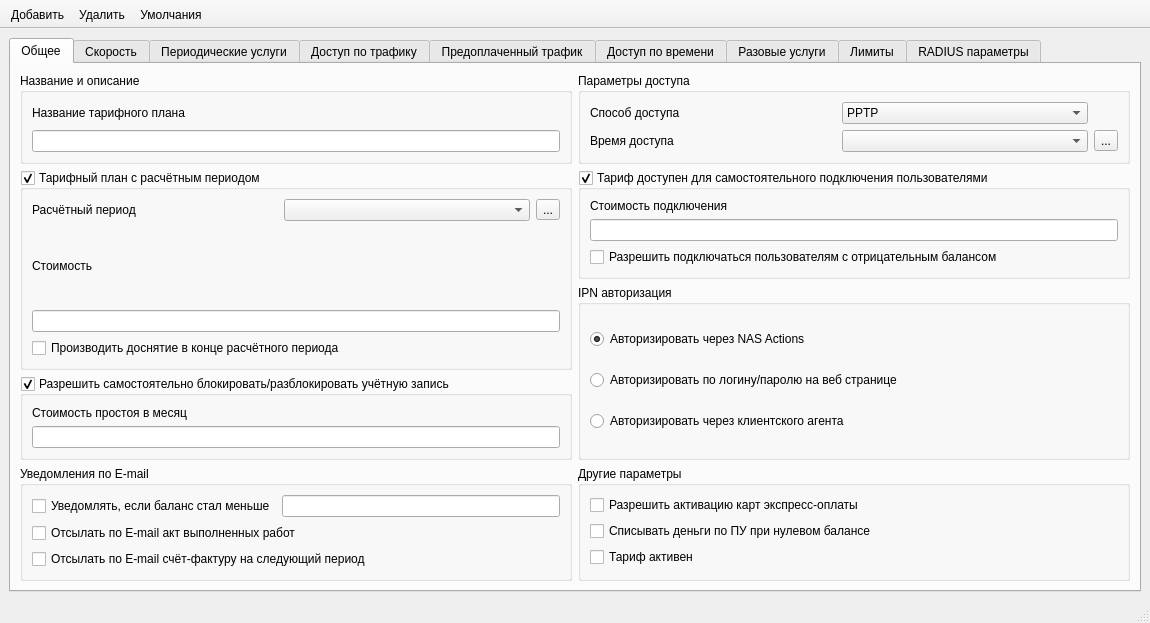
Before: the Qt Designer form mdi/forms/tp_concept.ui in brat002/ExpertBilling, drawn with Qt 5.
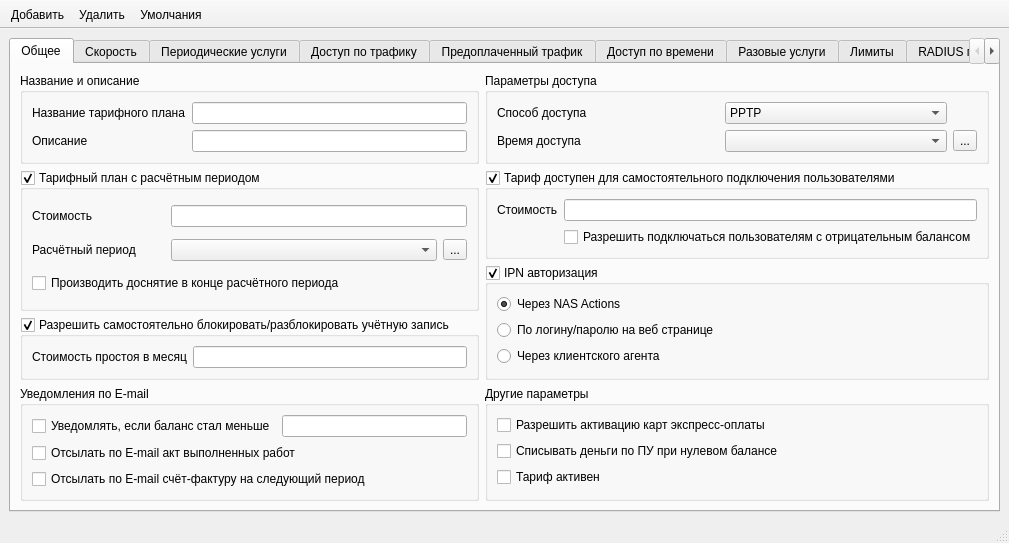
After: the same form once the commit is applied. The open tabs and pages were chosen to show the change. Icons and pictures are not drawn.

Diff of the .ui file:
```diff
--- a/mdi/forms/tp_concept.ui
+++ b/mdi/forms/tp_concept.ui
@@ -5,8 +5,8 @@
    <rect>
     <x>0</x>
     <y>0</y>
-    <width>1150</width>
-    <height>623</height>
+    <width>925</width>
+    <height>501</height>
    </rect>
   </property>
   <property name="windowTitle" >
@@ -19,8 +19,8 @@
    </size>
   </property>
   <widget class="QWidget" name="centralwidget" >
-   <layout class="QGridLayout" name="gridLayout" >
-    <item row="0" column="1" >
+   <layout class="QGridLayout" name="gridLayout_15" >
+    <item row="0" column="0" >
      <widget class="QTabWidget" name="tabWidget" >
       <property name="currentIndex" >
        <number>7</number>
@@ -35,21 +35,31 @@
           <property name="title" >
            <string>Название и описание</string>
           </property>
-          <layout class="QVBoxLayout" name="verticalLayout_3" >
-           <item>
+          <layout class="QGridLayout" name="gridLayout" >
+           <item row="0" column="0" >
             <widget class="QLabel" name="tarif_name_label" >
              <property name="text" >
               <string>Название тарифного плана</string>
              </property>
             </widget>
            </item>
-           <item>
+           <item row="0" column="1" >
             <widget class="QLineEdit" name="tarif_name_edit" />
            </item>
+           <item row="1" column="0" >
+            <widget class="QLabel" name="label_4" >
+             <property name="text" >
+              <string>Описание</string>
+             </property>
+            </widget>
+           </item>
+           <item row="1" column="1" >
+            <widget class="QLineEdit" name="lineEdit_4" />
+           </item>
           </layout>
          </widget>
         </item>
-        <item row="0" column="1" >
+        <item row="0" column="2" >
          <widget class="QGroupBox" name="groupBox_3" >
           <property name="maximumSize" >
            <size>
@@ -125,33 +135,33 @@
           </property>
           <layout class="QGridLayout" name="gridLayout_13" >
            <item row="0" column="0" >
+            <widget class="QLabel" name="label_3" >
+             <property name="text" >
+              <string>Стоимость</string>
+             </property>
+            </widget>
+           </item>
+           <item row="0" column="1" colspan="3" >
+            <widget class="QLineEdit" name="tarif_cost_edit_3" />
+           </item>
+           <item row="1" column="0" >
             <widget class="QLabel" name="sp_name_label_3" >
              <property name="text" >
               <string>Расчётный период</string>
              </property>
             </widget>
            </item>
-           <item row="0" column="1" >
+           <item row="1" column="1" colspan="2" >
             <widget class="QComboBox" name="sp_name_edit_3" />
            </item>
-           <item row="0" column="2" >
+           <item row="1" column="3" >
             <widget class="QToolButton" name="toolButton_2" >
              <property name="text" >
               <string>...</string>
              </property>
             </widget>
            </item>
-           <item row="1" column="0" colspan="3" >
-            <widget class="QLabel" name="tarif_cost_label_3" >
-             <property name="text" >
-              <string>Стоимость</string>
-             </property>
-            </widget>
-           </item>
-           <item row="2" column="0" colspan="3" >
-            <widget class="QLineEdit" name="tarif_cost_edit_3" />
-           </item>
-           <item row="3" column="0" colspan="3" >
+           <item row="2" column="0" colspan="4" >
             <widget class="QCheckBox" name="reset_tarif_cost_edit_3" >
              <property name="text" >
               <string>Производить доснятие в конце расчётного периода</string>
@@ -161,45 +171,19 @@
           </layout>
          </widget>
         </item>
-        <item row="1" column="1" >
-         <widget class="QGroupBox" name="groupBox_6" >
-          <property name="title" >
-           <string>Тариф доступен для самостоятельного подключения пользователями</string>
-          </property>
-          <property name="checkable" >
-           <bool>true</bool>
-          </property>
-          <layout class="QVBoxLayout" name="verticalLayout_5" >
-           <item>
-            <widget class="QLabel" name="label_2" >
-             <property name="text" >
-              <string>Стоимость подключения</string>
-             </property>
-            </widget>
-           </item>
-           <item>
-            <widget class="QLineEdit" name="lineEdit_2" />
-           </item>
-           <item>
-            <widget class="QCheckBox" name="checkBox" >
-             <property name="text" >
-              <string>Разрешить подключаться пользователям с отрицательным балансом</string>
-             </property>
-            </widget>
-           </item>
-          </layout>
-         </widget>
-        </item>
-        <item rowspan="2" row="2" column="1" >
+        <item rowspan="2" row="2" column="2" >
          <widget class="QGroupBox" name="groupBox_5" >
           <property name="title" >
            <string>IPN авторизация</string>
           </property>
+          <property name="checkable" >
+           <bool>true</bool>
+          </property>
           <layout class="QVBoxLayout" name="verticalLayout" >
            <item>
             <widget class="QRadioButton" name="radioButton_5" >
              <property name="text" >
-              <string>Авторизировать через NAS Actions</string>
+              <string>Через NAS Actions</string>
              </property>
              <property name="checked" >
               <bool>true</bool>
@@ -209,48 +193,20 @@
            <item>
             <widget class="QRadioButton" name="radioButton_3" >
              <property name="text" >
-              <string>Авторизировать по логину/паролю на веб странице</string>
+              <string>По логину/паролю на веб странице</string>
              </property>
             </widget>
            </item>
            <item>
             <widget class="QRadioButton" name="radioButton_4" >
              <property name="text" >
-              <string>Авторизировать через клиентского агента</string>
+              <string>Через клиентского агента</string>
              </property>
             </widget>
            </item>
           </layout>
          </widget>
         </item>
-        <item row="3" column="0" >
-         <widget class="QGroupBox" name="groupBox_4" >
-          <property name="maximumSize" >
-           <size>
-            <width>16777215</width>
-            <height>16777215</height>
-           </size>
-          </property>
-          <property name="title" >
-           <string>Разрешить самостоятельно блокировать/разблокировать учётную запись</string>
-          </property>
-          <property name="checkable" >
-           <bool>true</bool>
-          </property>
-          <layout class="QVBoxLayout" name="verticalLayout_4" >
-           <item>
-            <widget class="QLabel" name="label" >
-             <property name="text" >
-              <string>Стоимость простоя в месяц</string>
-             </property>
-            </widget>
-           </item>
-           <item>
-            <widget class="QLineEdit" name="lineEdit" />
-           </item>
-          </layout>
-         </widget>
-        </item>
         <item row="4" column="0" >
          <widget class="QGroupBox" name="groupBox_2" >
           <property name="title" >
@@ -284,7 +240,7 @@
           </layout>
          </widget>
         </item>
-        <item row="4" column="1" >
+        <item row="4" column="2" >
          <widget class="QGroupBox" name="groupBox" >
           <property name="title" >
            <string>Другие параметры</string>
@@ -314,6 +270,67 @@
           </layout>
          </widget>
         </item>
+        <item row="3" column="0" >
+         <widget class="QGroupBox" name="groupBox_4" >
+          <property name="maximumSize" >
+           <size>
+            <width>16777215</width>
+            <height>16777215</height>
+           </size>
+          </property>
+          <property name="title" >
+           <string>Разрешить самостоятельно блокировать/разблокировать учётную запись</string>
+          </property>
+          <property name="checkable" >
+           <bool>true</bool>
+          </property>
+          <layout class="QGridLayout" name="gridLayout_14" >
+           <item row="1" column="1" >
+            <widget class="QLineEdit" name="lineEdit" />
+           </item>
+           <item row="1" column="0" >
+            <widget class="QLabel" name="label" >
+             <property name="text" >
+              <string>Стоимость простоя в месяц</string>
+             </property>
+            </widget>
+           </item>
+          </layout>
+         </widget>
+        </item>
+        <item row="1" column="2" >
+         <widget class="QGroupBox" name="groupBox_6" >
+          <property name="title" >
+           <string>Тариф доступен для самостоятельного подключения пользователями</string>
+          </property>
+          <property name="checkable" >
+           <bool>true</bool>
+          </property>
+          <layout class="QGridLayout" name="gridLayout_16" >
+           <item row="1" column="1" >
+            <widget class="QCheckBox" name="checkBox" >
+             <property name="text" >
+              <string>Разрешить подключаться пользователям с отрицательным балансом</string>
+             </property>
+            </widget>
+           </item>
+           <item row="0" column="1" >
+            <widget class="QLineEdit" name="lineEdit_2" >
+             <property name="text" >
+              <string/>
+             </property>
+            </widget>
+           </item>
+           <item row="0" column="0" >
+            <widget class="QLabel" name="label_2" >
+             <property name="text" >
+              <string>Стоимость</string>
+             </property>
+            </widget>
+           </item>
+          </layout>
+         </widget>
+        </item>
        </layout>
       </widget>
       <widget class="QWidget" name="tab_8" >
```
Left out of the diff: 15 changed lines with no effect on the pictures.
